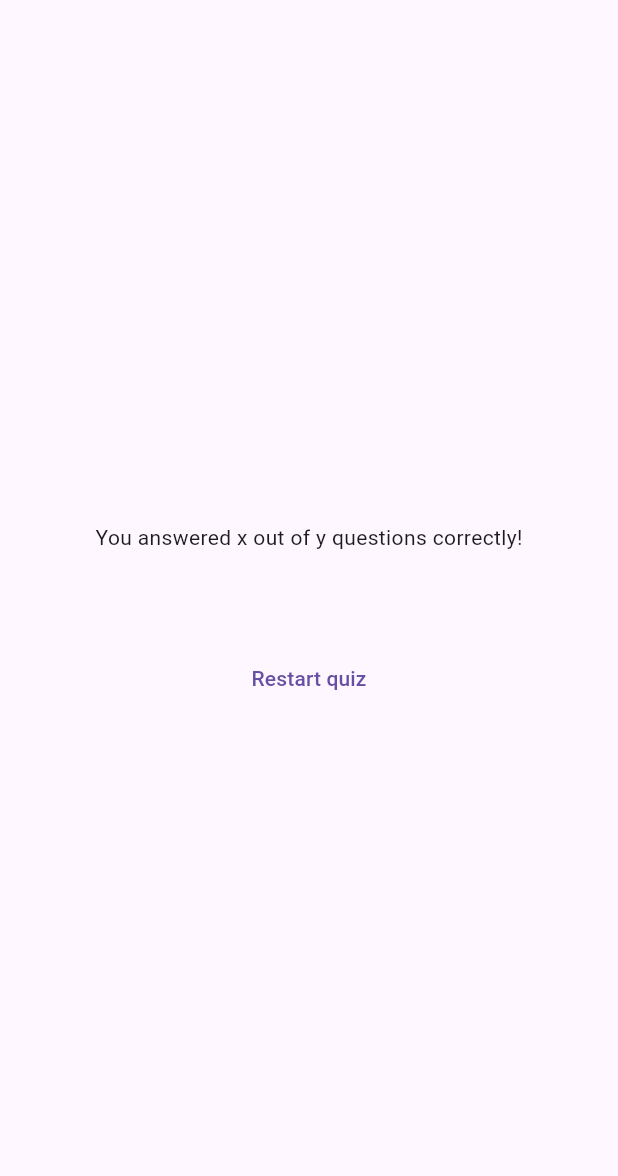
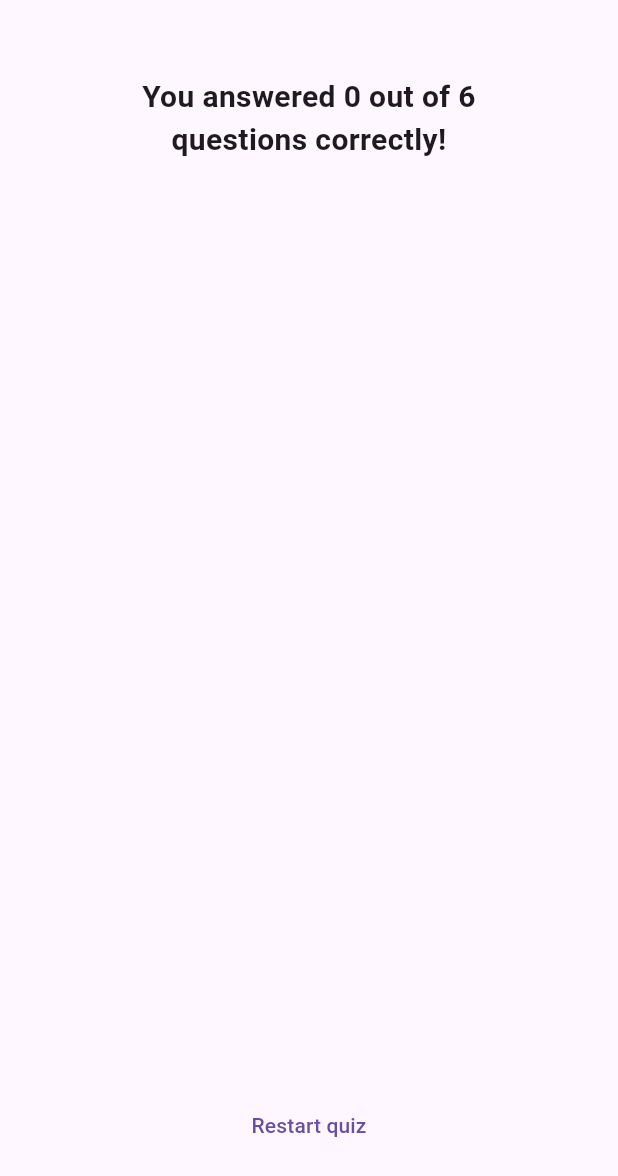
Before and after one commit to MichalMatu/quiz, a Flutter app: the ResultsScreen widget shown alone on an empty page, opened directly with empty values, on a phone screen of 412 x 824 dp. Shown: the top 1176 px of the screen. Run offline on Flutter 3.47's test engine with Material 3 defaults, Android fonts, the light colour scheme and no system bars; our stand-ins replace google_fonts.

Commit message:
num of corrsct answer + styles

```diff
--- a/lib/results_screen.dart
+++ b/lib/results_screen.dart
@@ -15,7 +15,7 @@ class ResultsScreen extends StatelessWidget {
         'question_index': i,
         'question': questions[i].text,
         'correct_answer': questions[i].answers[0],
-        'user_answer': selectedAnswer[i], // Change key to 'user_answer'
+        'user_answer': selectedAnswer[i],
       });
     }
 
@@ -24,20 +24,33 @@ class ResultsScreen extends StatelessWidget {
 
   @override
   Widget build(BuildContext context) {
+    final summaryData = getSummaryData();
+    final numTotalQuestions = questions.length;
+    final numCorrectQuestions = summaryData.where((data) {
+      return data['correct_answer'] == data['user_answer'];
+    }).length;
+
     return SizedBox(
       width: double.infinity,
       child: Container(
         margin: const EdgeInsets.all(50),
         child: Column(
-          mainAxisAlignment: MainAxisAlignment.center,
+          crossAxisAlignment: CrossAxisAlignment.center,
           children: [
-            const Text('You answered x out of y questions correctly!'),
+            Text(
+              'You answered $numCorrectQuestions out of $numTotalQuestions questions correctly!',
+              style: const TextStyle(fontSize: 20, fontWeight: FontWeight.bold),
+              textAlign: TextAlign.center,
+            ),
             const SizedBox(height: 30),
-            QuestionsSummary(getSummaryData()),
-            const SizedBox(
-              height: 30,
+            QuestionsSummary(summaryData), // Display the summary
+            const SizedBox(height: 30),
+            TextButton(
+              onPressed: () {
+                // Add restart logic here (e.g., navigating back to the quiz screen)
+              },
+              child: const Text('Restart quiz'),
             ),
-            TextButton(onPressed: () {}, child: const Text('Restart quiz'))
           ],
         ),
       ),
```
Also changed, not shown: lib/questions_summary.dart (+55 -8 lines), 3 other files.
